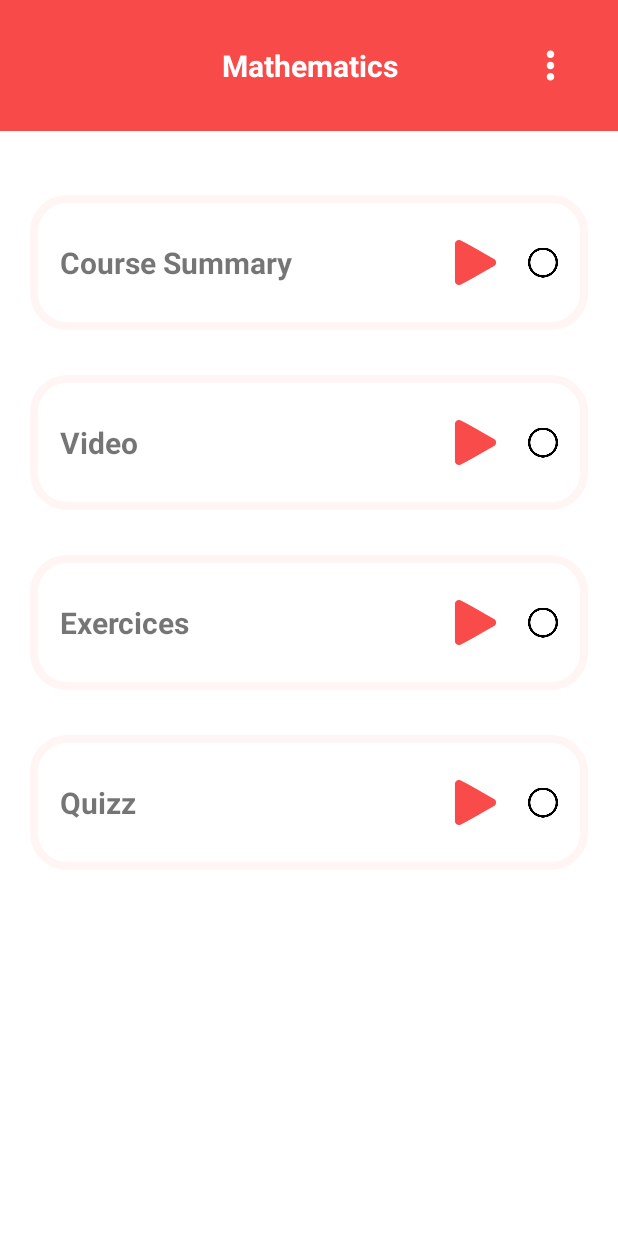
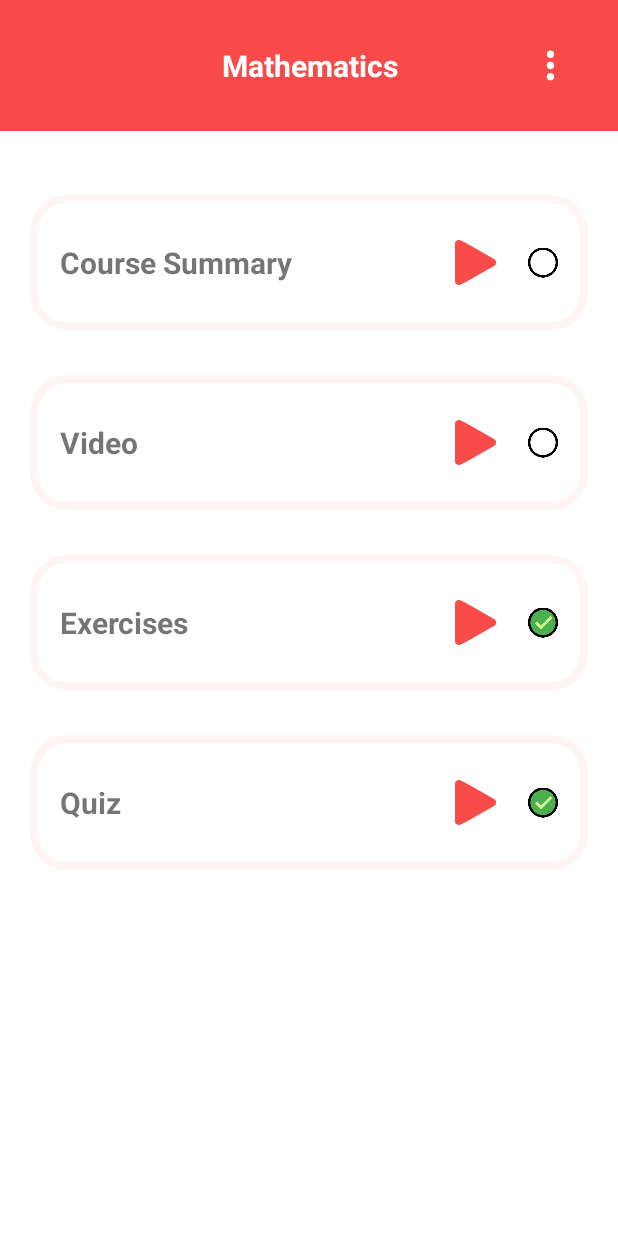
Before and after one commit to MaximeGinda/SchoolIsFun, an Android app: the MathActivity screen opened directly, with no data from a screen before it, on a phone screen of 412 x 824 dp. Run offline under Robolectric (Android 15) with nearby library versions, the phone set to English and light mode, and no system bars; our stand-ins replace Room's generated code; Roboto replaces fonts that are not available here.

Commit message:
Dépôt 2

```diff
--- a/app/src/main/AndroidManifest.xml
+++ b/app/src/main/AndroidManifest.xml
@@ -9,6 +9,9 @@
         android:roundIcon="@mipmap/ic_launcher_round"
         android:supportsRtl="true"
         android:theme="@style/AppTheme.NoActionBar">
+        <activity
+            android:name=".classes.QuizActivity"
+            android:exported="false" />
         <activity
             android:name=".classes.MathActivity"
             android:exported="false" />
--- a/app/src/main/java/com/example/schoolisfun/classes/MathActivity.java
+++ b/app/src/main/java/com/example/schoolisfun/classes/MathActivity.java
@@ -7,18 +7,75 @@ import android.os.Bundle;
 import android.view.MenuInflater;
 import android.view.MenuItem;
 import android.view.View;
+import android.widget.ImageView;
+import android.widget.LinearLayout;
 import android.widget.PopupMenu;
 
 import com.example.schoolisfun.HomeActivity;
 import com.example.schoolisfun.R;
+import com.example.schoolisfun.data.ChildData;
+import com.example.schoolisfun.data.CourseContentData;
+import com.example.schoolisfun.data.RoomDB;
 import com.example.schoolisfun.ui.login.LoginActivity;
 
-public class MathActivity extends AppCompatActivity implements PopupMenu.OnMenuItemClickListener{
+public class MathActivity extends AppCompatActivity implements PopupMenu.OnMenuItemClickListener {
+    LinearLayout courseSummary;
+    LinearLayout video;
+    LinearLayout exercises;
+    LinearLayout quiz;
+
+    ImageView checked1;
+    ImageView checked2;
+    ImageView checked3;
+    ImageView checked4;
+
+    // BDD
+    RoomDB database;
+    CourseContentData courseContentData;
 
     @Override
     protected void onCreate(Bundle savedInstanceState) {
         super.onCreate(savedInstanceState);
         setContentView(R.layout.activity_math);
+
+        courseSummary = (LinearLayout) findViewById(R.id.llSummary);
+        video = (LinearLayout) findViewById(R.id.llVideo);
+        exercises = (LinearLayout) findViewById(R.id.llExercises);
+        quiz = (LinearLayout) findViewById(R.id.llQuiz);
+
+        checked1 = (ImageView) findViewById(R.id.checked1);
+        checked2 = (ImageView) findViewById(R.id.checked2);
+        checked3 = (ImageView) findViewById(R.id.checked3);
+        checked4 = (ImageView) findViewById(R.id.checked4);
+
+        //Initialize database
+        database = RoomDB.getInstance(this);
+
+        courseContentData = new CourseContentData();
+        courseContentData.setBoolSummary(false);
+        courseContentData.setBoolVideo(false);
+        courseContentData.setBoolExercise(true);
+        courseContentData.setBoolQuiz(true);
+
+        if (courseContentData.isBoolSummary()) {
+            checked1.setImageResource(R.drawable.checked);
+        }
+        if (courseContentData.isBoolVideo()) {
+            checked2.setImageResource(R.drawable.checked);
+        }
+        if (courseContentData.isBoolExercise()) {
+            checked3.setImageResource(R.drawable.checked);
+        }
+        if (courseContentData.isBoolQuiz()) {
+            checked4.setImageResource(R.drawable.checked);
+        }
+        quiz.setOnClickListener(new View.OnClickListener() {
+            @Override
+            public void onClick(View view) {
+                Intent intentQuiz = new Intent(MathActivity.this, QuizActivity.class);
+                startActivity(intentQuiz);
+            }
+        });
     }
 
     public void showPopup(View v) {
--- /dev/null
+++ b/app/src/main/java/com/example/schoolisfun/data/CourseContentDao.java
@@ -0,0 +1,33 @@
+package com.example.schoolisfun.data;
+
+import static androidx.room.OnConflictStrategy.REPLACE;
+
+import androidx.room.Dao;
+import androidx.room.Delete;
+import androidx.room.Insert;
+import androidx.room.Query;
+
+import java.util.List;
+
+@Dao
+public interface CourseContentDao {
+    //Insert query
+    @Insert(onConflict = REPLACE)
+    void insert(CourseContentData... CourseContentData);
+
+
+
+    //Get ID data query
+    @Query("SELECT courseContentID FROM CourseContent WHERE courseName LIKE :courseName")
+    int findIdWithCourseName(String courseName);
+
+    @Query("SELECT summary FROM CourseContent Where courseContentID LIKE :id")
+    String findSummaryWithID(int id);
+
+    @Query("SELECT quiz FROM CourseContent Where courseContentID LIKE :id")
+    List<String> findQuizWithID(int id);
+
+    //Delete all query
+    @Delete
+    void reset(List<CourseContentData> courseContentData);
+}
--- /dev/null
+++ b/app/src/main/java/com/example/schoolisfun/data/CourseContentData.java
@@ -0,0 +1,117 @@
+package com.example.schoolisfun.data;
+
+import androidx.room.ColumnInfo;
+import androidx.room.Entity;
+import androidx.room.PrimaryKey;
+
+import java.io.Serializable;
+import java.util.ArrayList;
+
+//Define table name
+@Entity(tableName = "CourseContent")
+public class CourseContentData implements Serializable {
+    //Create id column
+    @PrimaryKey(autoGenerate = true)
+    private int courseContentID;
+
+    //Create text column
+    @ColumnInfo(name = "courseName")
+    private String courseName;
+
+    @ColumnInfo(name = "summary")
+    private String summary;
+    @ColumnInfo(name = "boolSummary")
+    private boolean boolSummary;
+    @ColumnInfo(name = "video")
+    private String video;
+    @ColumnInfo(name = "boolVideo")
+    private boolean boolVideo;
+    @ColumnInfo(name = "exercise")
+    private String exercise;
+    @ColumnInfo(name = "boolExercise")
+    private boolean boolExercise;
+    @ColumnInfo(name = "quiz")
+    private ArrayList<String> quiz;
+    @ColumnInfo(name = "boolQuiz")
+    private boolean boolQuiz;
+
+    public int getCourseContentID() {
+        return courseContentID;
+    }
+
+    public void setCourseContentID(int courseContentID) {
+        this.courseContentID = courseContentID;
+    }
+
+    public String getCourseName() {
+        return courseName;
+    }
+
+    public void setCourseName(String courseName) {
+        this.courseName = courseName;
+    }
+
+    public String getSummary() {
+        return summary;
+    }
+
+    public void setSummary(String summary) {
+        this.summary = summary;
+    }
+
+    public String getVideo() {
+        return video;
+    }
+
+    public void setVideo(String video) {
+        this.video = video;
+    }
+
+    public String getExercise() {
+        return exercise;
+    }
+
+    public void setExercise(String exercise) {
+        this.exercise = exercise;
+    }
+
+    public ArrayList<String> getQuiz() {
+        return quiz;
+    }
+
+    public void setQuiz(ArrayList<String> quiz) {
+        this.quiz = quiz;
+    }
+
+    public boolean isBoolSummary() {
+        return boolSummary;
+    }
+
+    public void setBoolSummary(boolean boolSummary) {
+        this.boolSummary = boolSummary;
+    }
+
+    public boolean isBoolVideo() {
+        return boolVideo;
+    }
+
+    public void setBoolVideo(boolean boolVideo) {
+        this.boolVideo = boolVideo;
+    }
+
+    public boolean isBoolExercise() {
+        return boolExercise;
+    }
+
+    public void setBoolExercise(boolean boolExercise) {
+        this.boolExercise = boolExercise;
+    }
+
+    public boolean isBoolQuiz() {
+        return boolQuiz;
+    }
+
+    public void setBoolQuiz(boolean boolQuiz) {
+        this.boolQuiz = boolQuiz;
+    }
+}
--- a/app/src/main/java/com/example/schoolisfun/data/LoginDataSource.java
+++ b/app/src/main/java/com/example/schoolisfun/data/LoginDataSource.java
@@ -1,6 +1,6 @@
 package com.example.schoolisfun.data;
 
-import com.example.schoolisfun.data.model.LoggedInUser;
+import com.example.schoolisfun.ui.login.LoggedInUser;
 
 import java.io.IOException;
 
--- a/app/src/main/java/com/example/schoolisfun/data/LoginRepository.java
+++ b/app/src/main/java/com/example/schoolisfun/data/LoginRepository.java
@@ -1,6 +1,6 @@
 package com.example.schoolisfun.data;
 
-import com.example.schoolisfun.data.model.LoggedInUser;
+import com.example.schoolisfun.ui.login.LoggedInUser;
 
 /**
  * Class that requests authentication and user information from the remote data source and
--- a/app/src/main/java/com/example/schoolisfun/data/model/LoggedInUser.java
+++ b/app/src/main/java/com/example/schoolisfun/ui/login/LoggedInUser.java
@@ -1,4 +1,4 @@
-package com.example.schoolisfun.data.model;
+package com.example.schoolisfun.ui.login;
 
 /**
  * Data class that captures user information for logged in users retrieved from LoginRepository
--- a/app/src/main/java/com/example/schoolisfun/ui/login/LoginViewModel.java
+++ b/app/src/main/java/com/example/schoolisfun/ui/login/LoginViewModel.java
@@ -4,11 +4,8 @@ import androidx.lifecycle.LiveData;
 import androidx.lifecycle.MutableLiveData;
 import androidx.lifecycle.ViewModel;
 
-import android.util.Patterns;
-
 import com.example.schoolisfun.data.LoginRepository;
 import com.example.schoolisfun.data.Result;
-import com.example.schoolisfun.data.model.LoggedInUser;
 import com.example.schoolisfun.R;
 
 public class LoginViewModel extends ViewModel {
--- a/app/src/main/res/layout/activity_math.xml
+++ b/app/src/main/res/layout/activity_math.xml
@@ -55,15 +55,14 @@
 
 
         <LinearLayout
-            android:id="@+id/id1"
+            android:id="@+id/llSummary"
             android:layout_width="match_parent"
             android:layout_height="90dp"
             android:layout_marginTop="30dp"
             android:background="@drawable/buttonclasses"
             android:clickable="true"
             android:focusable="true"
-            android:orientation="horizontal"
-            >
+            android:orientation="horizontal">
 
             <TextView
                 android:id="@+id/twSum"
@@ -84,6 +83,7 @@
                 android:layout_marginRight="20dp"
                 android:alpha="1"
                 app:srcCompat="@drawable/right_math" />
+
             <ImageView
                 android:id="@+id/checked1"
                 android:layout_width="20dp"
@@ -94,15 +94,14 @@
         </LinearLayout>
 
         <LinearLayout
-            android:id="@+id/id2"
+            android:id="@+id/llVideo"
             android:layout_width="match_parent"
             android:layout_height="90dp"
             android:layout_marginTop="30dp"
             android:background="@drawable/buttonclasses"
             android:clickable="true"
             android:focusable="true"
-            android:orientation="horizontal"
-            >
+            android:orientation="horizontal">
 
             <TextView
                 android:id="@+id/twVideo"
@@ -123,6 +122,7 @@
                 android:layout_marginRight="20dp"
                 android:alpha="1"
                 app:srcCompat="@drawable/right_math" />
+
             <ImageView
                 android:id="@+id/checked2"
                 android:layout_width="20dp"
@@ -133,7 +133,7 @@
         </LinearLayout>
 
         <LinearLayout
-            android:id="@+id/id3"
+            android:id="@+id/llExercises"
             android:layout_width="match_parent"
             android:layout_height="90dp"
             android:layout_marginTop="30dp"
@@ -162,6 +162,7 @@
                 android:layout_marginRight="20dp"
                 android:alpha="1"
                 app:srcCompat="@drawable/right_math" />
+
             <ImageView
                 android:id="@+id/checked3"
                 android:layout_width="20dp"
@@ -173,15 +174,14 @@
         </LinearLayout>
 
         <LinearLayout
-            android:id="@+id/id4"
+            android:id="@+id/llQuiz"
             android:layout_width="match_parent"
             android:layout_height="90dp"
             android:layout_marginTop="30dp"
             android:background="@drawable/buttonclasses"
             android:clickable="true"
             android:focusable="true"
-            android:orientation="horizontal"
-            >
+            android:orientation="horizontal">
 
             <TextView
                 android:id="@+id/twQuizz"
@@ -202,6 +202,7 @@
                 android:layout_marginRight="20dp"
                 android:alpha="1"
                 app:srcCompat="@drawable/right_math" />
+
             <ImageView
                 android:id="@+id/checked4"
                 android:layout_width="20dp"
@@ -217,6 +218,4 @@
     </LinearLayout>
 
 
-
-
 </androidx.constraintlayout.widget.ConstraintLayout>
--- a/app/src/main/res/values/strings.xml
+++ b/app/src/main/res/values/strings.xml
@@ -34,8 +34,8 @@
     <string name="classes">Classes</string>
     <string name="chat">Chat</string>
     <string name="math">Mathematics</string>
-    <string name="ex">Exercices</string>
-    <string name="quizz">Quizz</string>
+    <string name="ex">Exercises</string>
+    <string name="quizz">Quiz</string>
     <string name="video">Video</string>
     <string name="course">Course Summary</string>
 
@@ -55,5 +55,8 @@
     </string-array>
     <!-- TODO: Remove or change this placeholder text -->
     <string name="hello_blank_fragment">Hello blank fragment</string>
+    <string name="restart_quiz">Restart Quiz</string>
+    <string name="return_to_course_page">Return to Course Page</string>
+    <string name="your_score_is">Your Score is</string>
 
 </resources>
```
Also changed, not shown: app/src/main/java/com/example/schoolisfun/HomeActivity.java (+32 -37 lines), app/src/main/java/com/example/schoolisfun/classes/QuizActivity.java (added, +176 -0 lines), app/src/main/java/com/example/schoolisfun/classes/QuizModel.java (added, +67 -0 lines), app/src/main/java/com/example/schoolisfun/data/RoomDB.java (+5 -2 lines), app/src/main/res/layout/activity_main.xml (+0 -8 lines), app/src/main/res/layout/activity_quiz.xml (added, +82 -0 lines), app/src/main/res/layout/score_bottom_sheet.xml (added, +43 -0 lines), 1 other file.
